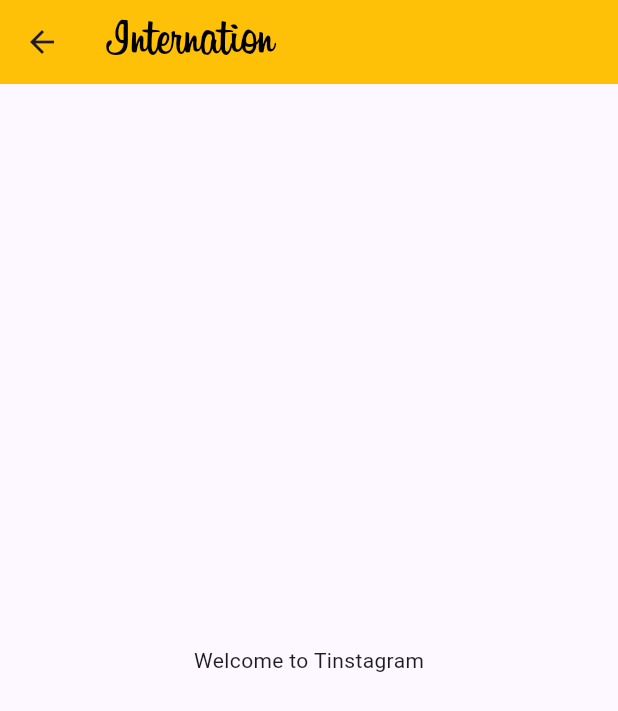
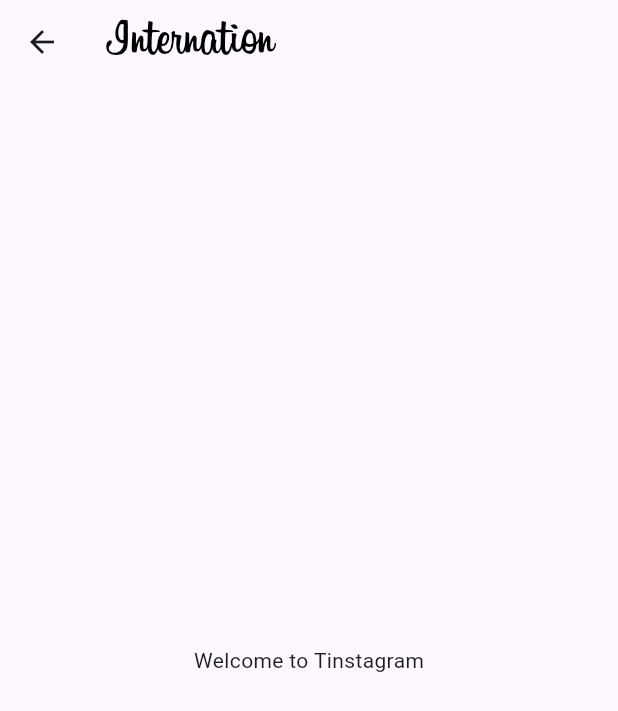
Before and after one commit to sohibasarmonova/ng-demo5_practice, a Flutter app: the HomePage screen opened by its route, on a phone screen of 412 x 824 dp. Shown: the top 711 px of the screen. Run offline on Flutter 3.47's test engine with Material 3 defaults, Android fonts, the phone set to English and light mode, and no system bars.

Commit message:
add colors

```diff
--- a/lib/pages/home_page.dart
+++ b/lib/pages/home_page.dart
@@ -12,7 +12,9 @@ class _HomePageState extends State<HomePage> {
   Widget build(BuildContext context) {
     return Scaffold(
       appBar: AppBar(
-        backgroundColor:  Colors.amber,
+       // backgroundColor:  Colors.amber,
+        //backgroundColor: Color.fromRGBO(0,127,255,1),
+        //backgroundColor: HexColor("#007FFF"),
         title: Text("Internation",style: TextStyle(
 
           color: Colors.black,
```
Also changed, not shown: lib/services/color_service.dart (added).
